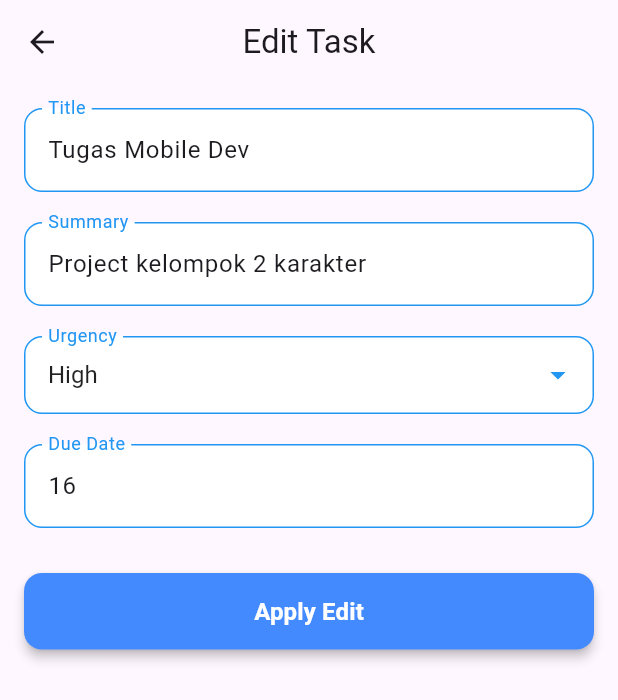
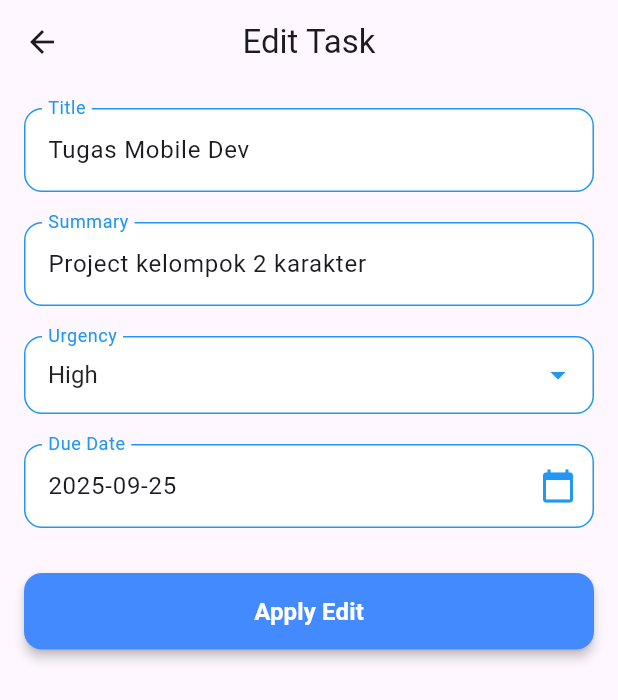
Before and after one commit to 57TerabyteZipBomb/Flutter_Kelompok, a Flutter app: the DashboardPage screen opened by its route, after a tap on "Tugas Mobile Dev", on a phone screen of 412 x 824 dp. Shown: the top 700 px of the screen. Run offline on Flutter 3.47's test engine with Material 3 defaults, Android fonts, the phone set to English and light mode, and no system bars; our stand-ins replace get.

Commit message:
revisions based on feedback

```diff
--- a/lib/componenets/widget_awesomeCard.dart
+++ b/lib/componenets/widget_awesomeCard.dart
@@ -30,14 +30,62 @@ class AwesomeCard extends StatelessWidget {
     }
   }
 
+  TextStyle dueDateStyle(String due) {
+    try {
+      // attempt string parse to date
+      final dueDate = DateTime.parse(due);
+      final today = DateTime.now();
+
+      // day difference int
+      final diff = dueDate
+          .difference(DateTime(today.year, today.month, today.day))
+          .inDays;
+
+      // shmuck
+
+      if (diff == 2) {
+        // 2 days before due
+        return const TextStyle(
+          fontSize: 12,
+          fontWeight: FontWeight.bold,
+        );
+      } else if (diff == 1) {
+        // 1 day before due
+        return const TextStyle(
+          fontSize: 12,
+          color: Colors.orange,
+          fontWeight: FontWeight.bold,
+        );
+      } else if (diff == 0) {
+        // on due date
+        return const TextStyle(
+          fontSize: 12,
+          color: Colors.red,
+          fontWeight: FontWeight.bold,
+        );
+        // past due
+      } else if (diff < 1) {
+        return TextStyle(
+          fontSize: 12,
+          color: Colors.grey[500],
+          decoration: TextDecoration.lineThrough,
+        );
+        // default
+      } else {
+        return const TextStyle(fontSize: 12, color: Colors.black);
+      }
+    } catch (e) {
+      // fallback if something goes funny
+      return const TextStyle(fontSize: 12, color: Colors.black);
+    }
+  }
+
   // ya card
   @override
   Widget build(BuildContext context) {
     return Card(
       elevation: 3,
-      shape: RoundedRectangleBorder(
-        borderRadius: BorderRadius.circular(16),
-      ),
+      shape: RoundedRectangleBorder(borderRadius: BorderRadius.circular(16)),
       margin: const EdgeInsets.symmetric(vertical: 8),
       // inkwell basically makes the card responsive to tapping
       child: InkWell(
@@ -47,10 +95,7 @@ class AwesomeCard extends StatelessWidget {
           padding: const EdgeInsets.all(16.0),
           child: Row(
             children: [
-              Checkbox(
-                value: list.isClear,
-                onChanged: onCheck,
-              ),
+              Checkbox(value: list.isClear, onChanged: onCheck),
               const SizedBox(width: 8),
               Expanded(
                 child: Column(
@@ -61,8 +106,6 @@ class AwesomeCard extends StatelessWidget {
                       style: TextStyle(
                         fontSize: 18,
                         fontWeight: FontWeight.bold,
-                        decoration:
-                            list.isClear ? TextDecoration.lineThrough : null,
                       ),
                     ),
                     const SizedBox(height: 4),
@@ -71,8 +114,6 @@ class AwesomeCard extends StatelessWidget {
                       style: TextStyle(
                         fontSize: 14,
                         color: Colors.grey[700],
-                        decoration:
-                            list.isClear ? TextDecoration.lineThrough : null,
                       ),
                     ),
                     const SizedBox(height: 6),
@@ -89,23 +130,19 @@ class AwesomeCard extends StatelessWidget {
                           backgroundColor: urgencyColor(list.urgency),
                         ),
                         const SizedBox(width: 8),
-                        Text(
-                          "Due: ${list.due}",
-                          style: TextStyle(
-                            fontSize: 12,
-                            color: Colors.redAccent[200],
-                          ),
-                        ),
+                        Text("Due: ${list.due}", style: dueDateStyle(list.due)),
                       ],
-                    )
+                    ),
                   ],
                 ),
               ),
               // enables/disables delete button depending on if its done or not
-              list.isClear == false ?IconButton(
-                icon: const Icon(Icons.delete, color: Colors.red),
-                onPressed: onDelete,
-              ) : const SizedBox.shrink(),
+              list.isClear == false
+                  ? IconButton(
+                      icon: const Icon(Icons.delete, color: Colors.red),
+                      onPressed: onDelete,
+                    )
+                  : const SizedBox.shrink(),
             ],
           ),
         ),
--- /dev/null
+++ b/lib/componenets/widget_countYourDays.dart
@@ -0,0 +1,66 @@
+import 'package:flutter/material.dart';
+
+class CustomDatePicker extends StatefulWidget {
+  final TextEditingController textEditingController;
+  final String label;
+  final Color maincolor;
+  final Color fillcolor;
+
+  const CustomDatePicker({
+    super.key,
+    required this.textEditingController,
+    this.label = "Select Date",
+    this.maincolor = Colors.blue,
+    this.fillcolor = Colors.white,
+  });
+
+  @override
+  State<CustomDatePicker> createState() => _CustomDatePickerState();
+}
+
+class _CustomDatePickerState extends State<CustomDatePicker> {
+  Future<void> _pickDate(BuildContext context) async {
+    DateTime now = DateTime.now();
+    DateTime? picked = await showDatePicker(
+      context: context,
+      initialDate: now,
+      firstDate: DateTime.now(),
+      lastDate: DateTime(2100),
+    );
+
+    if (picked != null) {
+      setState(() {
+        widget.textEditingController.text =
+            "${picked.year}-${picked.month.toString().padLeft(2, '0')}-${picked.day.toString().padLeft(2, '0')}";
+      });
+    }
+  }
+
+  @override
+  Widget build(BuildContext context) {
+    return TextField(
+      controller: widget.textEditingController,
+      readOnly: true,
+      onTap: () => _pickDate(context),
+      decoration: InputDecoration(
+        labelText: widget.label,
+        labelStyle: TextStyle(color: widget.maincolor),
+        filled: true,
+        fillColor: widget.fillcolor,
+        suffixIcon: Icon(Icons.calendar_today, color: widget.maincolor),
+        border: OutlineInputBorder(
+          borderRadius: BorderRadius.circular(12),
+          borderSide: BorderSide(color: widget.maincolor),
+        ),
+        enabledBorder: OutlineInputBorder(
+          borderRadius: BorderRadius.circular(12),
+          borderSide: BorderSide(color: widget.maincolor),
+        ),
+        focusedBorder: OutlineInputBorder(
+          borderRadius: BorderRadius.circular(12),
+          borderSide: BorderSide(color: widget.maincolor, width: 2),
+        ),
+      ),
+    );
+  }
+}
--- a/lib/controllers/home_controller.dart
+++ b/lib/controllers/home_controller.dart
@@ -18,21 +18,21 @@ class HomeController extends GetxController {
       title: "Tugas Mobile Dev",
       summary: "Project kelompok 2 karakter",
       urgency: "High",
-      due: "16",
+      due: "2025-09-25",
       isClear: false,
     ),
     Lists(
       title: "Tugas Game Dev",
       summary: "Project 3D Mockup",
       urgency: "Normal",
-      due: "8",
+      due: "2025-09-27",
       isClear: false,
     ),
     Lists(
       title: "Tugas Bahasa Jepang",
       summary: "Presentasi Interview (Mensetsu)",
       urgency: "Low",
-      due: "9",
+      due: "2025-09-30",
       isClear: false,
     ),
   ].obs;
@@ -62,7 +62,6 @@ class HomeController extends GetxController {
       ),
     );
 
-
     stattext.value = "";
 
     txtitle.clear();
--- a/lib/pages/dashboard_page.dart
+++ b/lib/pages/dashboard_page.dart
@@ -11,6 +11,7 @@ class DashboardPage extends StatelessWidget {
   final menuController = Get.find<TodoController>();
 
   final List<Widget> pages = [HomePage(), HistoryPage(), ProfilePage()];
+  final List<String> pagenames = ["Home", "History", "Profile"];
 
   @override
   Widget build(BuildContext context) {
@@ -18,77 +19,14 @@ class DashboardPage extends StatelessWidget {
       () => Scaffold(
         appBar: AppBar(
           title: Text(
-            "Dashboard",
-            style: TextStyle(fontWeight: FontWeight.bold),
+            pagenames[menuController.selectedIndex.value],
+            style: TextStyle(fontWeight: FontWeight.bold, color: Colors.white),
           ),
           centerTitle: true,
           backgroundColor: Colors.blue,
         ),
-        drawer: Drawer(
-          child: ListView(
-            children: [
-              DrawerHeader(
-                decoration: BoxDecoration(
-                  color: Colors.blue,
-                  image: DecorationImage(
-                    image: AssetImage('assets/hydrogenbomb.png'),
-                    fit: BoxFit.cover,
-                    colorFilter: ColorFilter.mode(
-                      Colors.green.withOpacity(0.5),
-                      BlendMode.dstATop,
-                    ),
-                  ),
-                  borderRadius: BorderRadius.only(
-                    bottomLeft: Radius.circular(20),
-                    bottomRight: Radius.circular(20),
-                  ),
-                ),
-                child: Column(
-                  mainAxisAlignment: MainAxisAlignment.center,
-                  children: [
-                    CircleAvatar(
-                      radius: 30,
-                      backgroundImage: AssetImage('assets/hydrogenbomb.png'),
-                    ),
-                    SizedBox(height: 10),
-                    Text(
-                      'G&G',
-                      style: TextStyle(color: Colors.white, fontSize: 18),
-                    ),
-                    Text(
-                      '11 PPLG 1',
-                      style: TextStyle(color: Colors.white, fontSize: 18),
-                    ),
-                  ],
-                ),
-              ),
-              ListTile(
-                leading: Icon(Icons.home),
-                title: Text('Houm'),
-                onTap: () {
-                  menuController.changeTab(0);
-                  Navigator.pop(context);
-                },
-              ),
-              ListTile(
-                leading: Icon(Icons.list),
-                title: Text('History'),
-                onTap: () {
-                  menuController.changeTab(1);
-                  Navigator.pop(context);
-                },
-              ),
-              ListTile(
-                leading: Icon(Icons.person),
-                title: Text('Profile'),
-                onTap: () {
-                  menuController.changeTab(2);
-                  Navigator.pop(context);
-                },
-              ),
-            ],
-          ),
-        ),
+
+        // im port ant!!
         body: pages[menuController.selectedIndex.value],
 
         bottomNavigationBar: BottomNavigationBar(
@@ -97,9 +35,9 @@ class DashboardPage extends StatelessWidget {
           currentIndex: menuController.selectedIndex.value,
           onTap: menuController.changeTab,
           selectedItemColor: Colors.white,
-          unselectedItemColor: Colors.black,
-          selectedLabelStyle: TextStyle(color: Colors.white),
-          unselectedLabelStyle: TextStyle(color: Colors.white),
+          unselectedItemColor: Colors.white70,
+          selectedLabelStyle: TextStyle(color: Colors.white, fontWeight: FontWeight.bold),
+          unselectedLabelStyle: TextStyle(color: Colors.white10),
           items: const [
             BottomNavigationBarItem(icon: Icon(Icons.home), label: 'Home'),
             BottomNavigationBarItem(icon: Icon(Icons.list), label: 'History'),
--- a/lib/pages/home_page.dart
+++ b/lib/pages/home_page.dart
@@ -12,17 +12,17 @@ class HomePage extends StatelessWidget {
   @override
   Widget build(BuildContext context) {
     return Scaffold(
-      appBar: AppBar(title: const Text("My To-do list ong 🙏🙏🙏🥀🥀🥀")),
       body: Container(
         margin: const EdgeInsets.all(10),
         child: Obx(() {
           //image shows depending on if list has stuff or not
           final activeItems = menuController.activeItems;
           if (activeItems.isEmpty) {
-            return Opacity(
-              opacity: 0.5,
-              child: Center(
-                child: Image.asset('assets/mosb.png', width: 500)
+            return Center(
+              child: Text(
+                "No tasks here...\npress + on the bottom right to create a new one",
+                textAlign: TextAlign.center,
+                style: TextStyle(fontSize: 16, color: Colors.grey),
               ),
             );
           }
--- a/lib/pages/listadd_page.dart
+++ b/lib/pages/listadd_page.dart
@@ -5,6 +5,7 @@ import 'package:get/get.dart';
 
 import '../componenets/widget_ButtonNew.dart';
 import '../componenets/widget_textfieldNew.dart';
+import '../componenets/widget_countYourDays.dart';
 
 class ListaddPage extends StatelessWidget {
   ListaddPage({super.key});
@@ -47,7 +48,7 @@ class ListaddPage extends StatelessWidget {
 
             const SizedBox(height: 20),
 
-            CustomTextField(
+            CustomDatePicker(
               textEditingController: editController.txtdue,
               label: 'Due Date',
             ),
--- a/lib/pages/listedit_page.dart
+++ b/lib/pages/listedit_page.dart
@@ -3,6 +3,7 @@ import 'package:flutter_kelompok/componenets/widget_ButtonNew.dart';
 import 'package:flutter_kelompok/componenets/widget_droppinDown.dart';
 import 'package:flutter_kelompok/componenets/widget_textfieldNew.dart';
 import 'package:flutter_kelompok/controllers/listedit_controller.dart';
+import '../componenets/widget_countYourDays.dart';
 import 'package:get/get.dart';
 
 class ListEditPage extends StatelessWidget {
@@ -45,7 +46,7 @@ class ListEditPage extends StatelessWidget {
             ),
             const SizedBox(height: 20),
 
-            CustomTextField(
+            CustomDatePicker(
               textEditingController: editController.txtdue,
               label: 'Due Date',
             ),
```
Also changed, not shown: lib/pages/history_page.dart (+12 -6 lines), lib/pages/login_page.dart (+51 -19 lines), lib/pages/profile_page.dart (+1 -20 lines).
